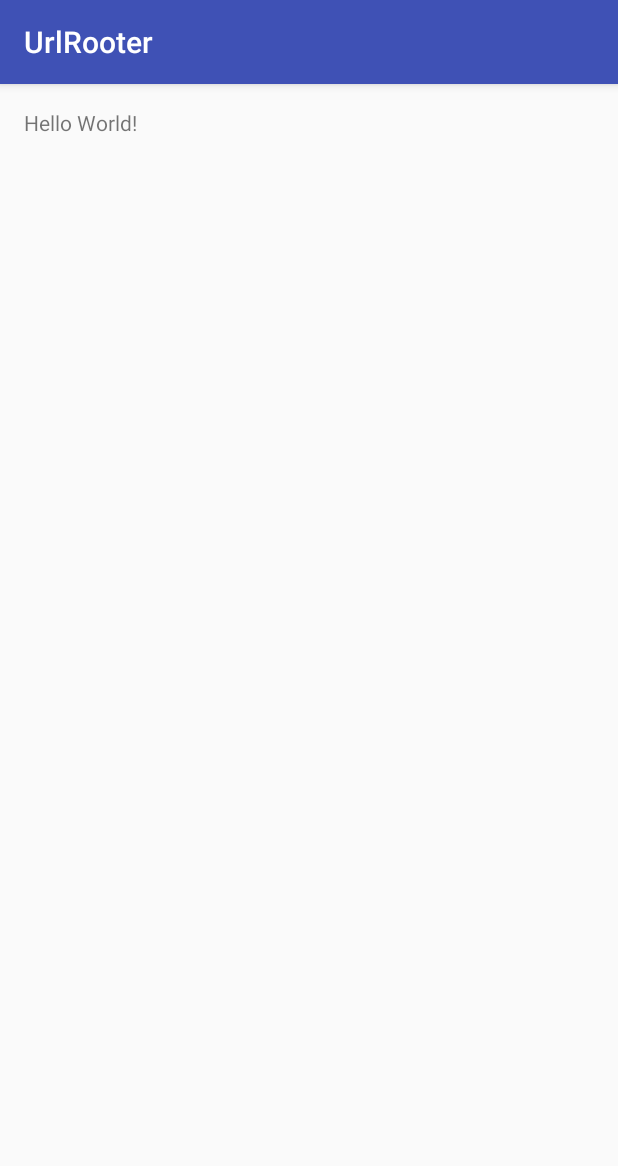
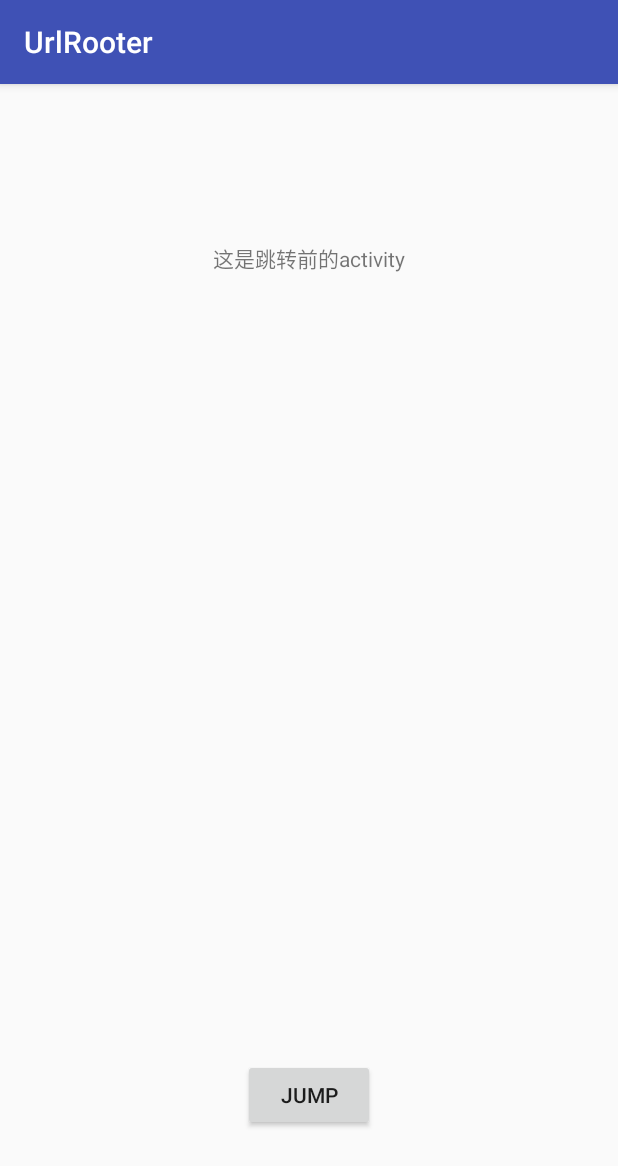
Before and after one commit to izhangxb/UrlRooter, an Android app: the screen it shows after launch (MainActivity), on a phone screen of 412 x 824 dp. Shown: the top 1166 px of the screen. Run offline under Robolectric (Android 15) with nearby library versions, the phone set to English and light mode, and no system bars.

Commit message:
加入一些例子

```diff
--- a/app/src/main/java/com/example/carl/urlrooter/MainActivity.java
+++ b/app/src/main/java/com/example/carl/urlrooter/MainActivity.java
@@ -2,6 +2,10 @@ package com.example.carl.urlrooter;
 
 import android.support.v7.app.AppCompatActivity;
 import android.os.Bundle;
+import android.view.View;
+
+import com.example.carl.urlrooter.rooter.Url;
+import com.example.carl.urlrooter.rooter.UrlRouter;
 
 public class MainActivity extends AppCompatActivity {
 
@@ -9,5 +13,11 @@ public class MainActivity extends AppCompatActivity {
     protected void onCreate(Bundle savedInstanceState) {
         super.onCreate(savedInstanceState);
         setContentView(R.layout.activity_main);
+        UrlRouter.init(this);
     }
+
+    public void jump(View view) {
+        UrlRouter.toUrl(this, Url.getUrl("test"));
+    }
+
 }
--- a/app/src/main/java/com/example/carl/urlrooter/rooter/UrlRouter.java
+++ b/app/src/main/java/com/example/carl/urlrooter/rooter/UrlRouter.java
@@ -101,7 +101,7 @@ public class UrlRouter {
     }
 
     public static Intent getIntentByUrl(String _url) {
-        return getIntentByUrl(_url, "车猫认证二手车");
+        return getIntentByUrl(_url, "默认title");
     }
 
     public static boolean resolveUrl(String _url){
--- a/app/src/main/res/layout/activity_main.xml
+++ b/app/src/main/res/layout/activity_main.xml
@@ -10,7 +10,20 @@
     tools:context="com.example.carl.urlrooter.MainActivity">
 
     <TextView
+        android:layout_width="match_parent"
+        android:layout_height="200dp"
+        android:gravity="center"
+        android:text="这是跳转前的activity"/>
+
+    <Button
         android:layout_width="wrap_content"
         android:layout_height="wrap_content"
-        android:text="Hello World!" />
+        android:text="jump"
+        android:id="@+id/button"
+        android:onClick="jump"
+        android:layout_alignParentBottom="true"
+        android:layout_centerHorizontal="true"
+        android:layout_marginBottom="54dp" />
+
+
 </RelativeLayout>
--- a/app/src/main/res/xml/activity.xml
+++ b/app/src/main/res/xml/activity.xml
@@ -1,4 +1,5 @@
 <?xml version="1.0" encoding="utf-8"?>
 <activity>
-    <com.chemao.cheshang.activitys.customer_manage.CustomerInfoIndexActivity>/customerinfo.html</com.chemao.cheshang.activitys.customer_manage.CustomerInfoIndexActivity>
+    <com.example.carl.urlrooter.TestActivity>/test.htmlid=\d+</com.example.carl.urlrooter.TestActivity>
+    <com.example.carl.urlrooter.TestActivity>/test.html</com.example.carl.urlrooter.TestActivity>
 </activity>
--- a/app/src/main/res/xml/url.xml
+++ b/app/src/main/res/xml/url.xml
@@ -1,4 +1,5 @@
 <?xml version="1.0" encoding="utf-8"?>
 <url>
-    <customerinfo>http://chemao.chemao.com/customerinfo.html</customerinfo>
+    <test>http://www.carl.com/test.html?id=%s</test>
+    <test>http://www.carl.com/test.html</test>
 </url>
```
Also changed, not shown: app/src/main/AndroidManifest.xml (+32 -0 lines), app/src/main/java/com/example/carl/urlrooter/TestActivity.java (added, +18 -0 lines), app/src/main/res/layout/activity_test.xml (added, +12 -0 lines).
